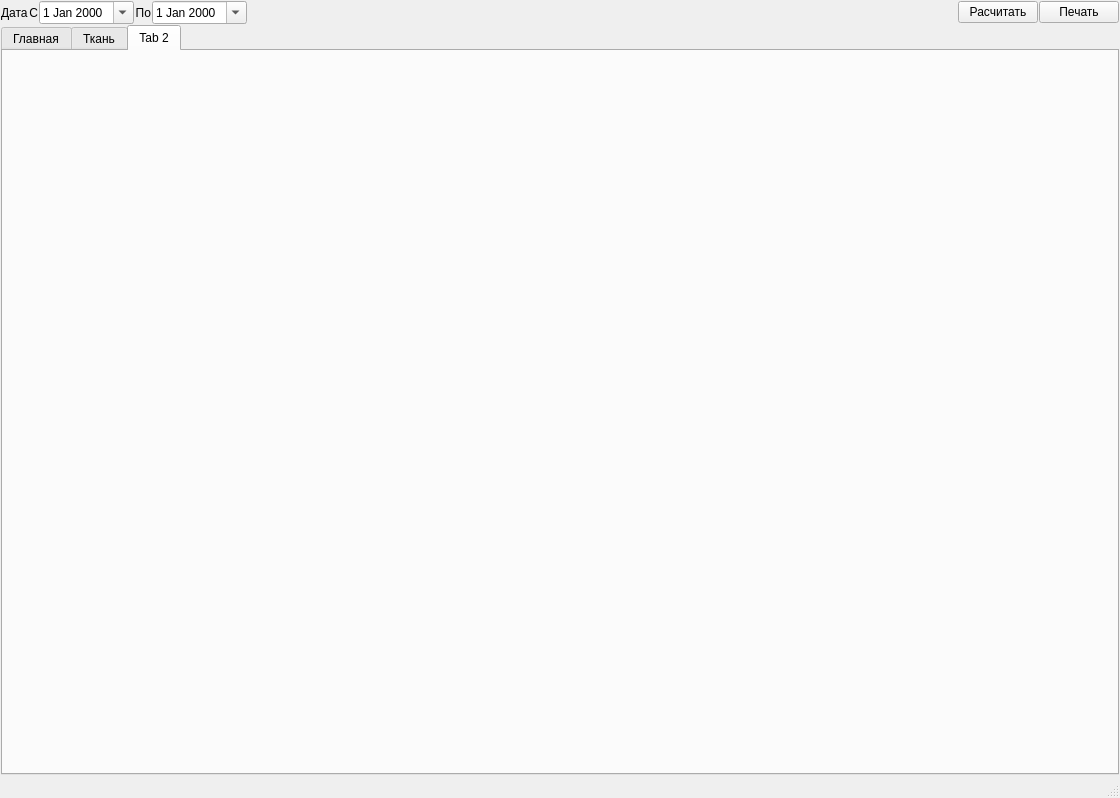
Old version of the form ui/report_all.ui in the repository Meller008/CRM-Avi.
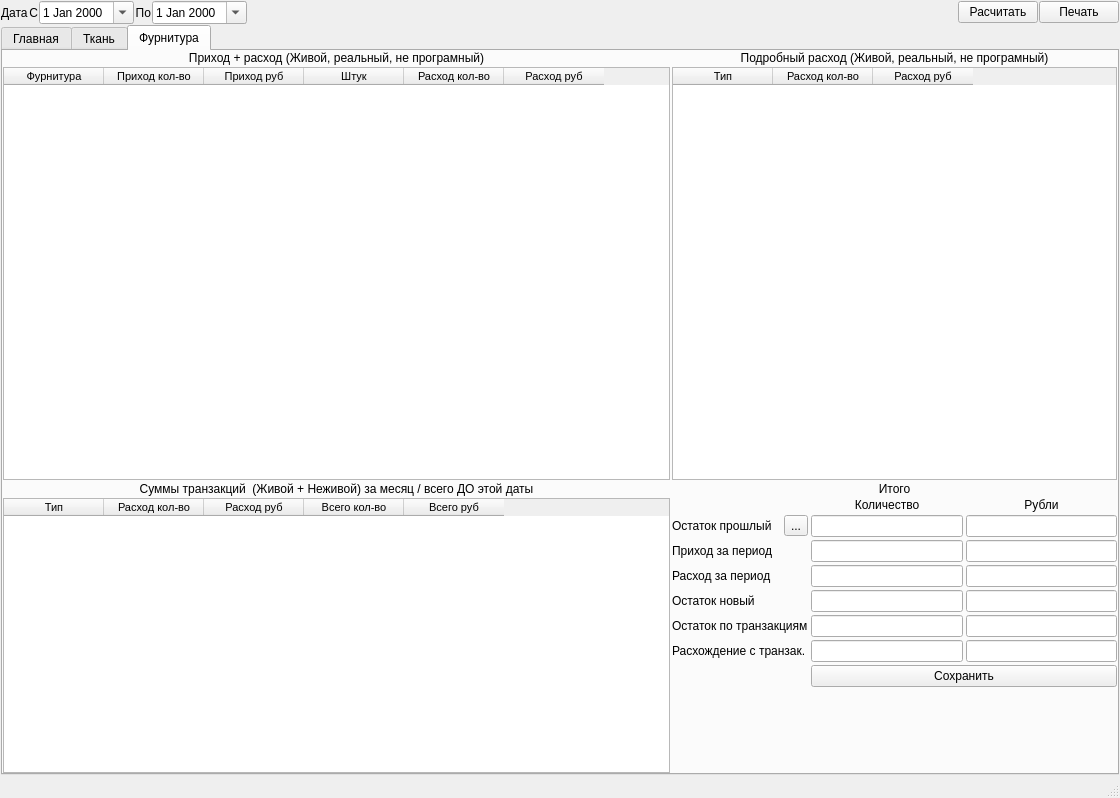
New version of the form. The open tabs and pages were chosen to show the change.

Commit message: Работа - Мега отчет! + +

```diff
--- a/ui/report_all.ui
+++ b/ui/report_all.ui
@@ -565,8 +565,408 @@
       </widget>
       <widget class="QWidget" name="tab_2">
        <attribute name="title">
-        <string>Tab 2</string>
+        <string>Фурнитура</string>
        </attribute>
+       <layout class="QGridLayout" name="gridLayout_8">
+        <property name="leftMargin">
+         <number>0</number>
+        </property>
+        <property name="topMargin">
+         <number>0</number>
+        </property>
+        <property name="rightMargin">
+         <number>0</number>
+        </property>
+        <property name="bottomMargin">
+         <number>0</number>
+        </property>
+        <property name="spacing">
+         <number>0</number>
+        </property>
+        <item row="0" column="0">
+         <layout class="QGridLayout" name="gridLayout_6" rowstretch="0,3,0,2" columnstretch="3,2" rowminimumheight="0,0,0,0">
+          <property name="spacing">
+           <number>2</number>
+          </property>
+          <item row="1" column="0">
+           <widget class="QTableWidget" name="tw_accessories_1">
+            <property name="font">
+             <font>
+              <family>Tahoma</family>
+              <pointsize>8</pointsize>
+             </font>
+            </property>
+            <property name="editTriggers">
+             <set>QAbstractItemView::NoEditTriggers</set>
+            </property>
+            <property name="alternatingRowColors">
+             <bool>true</bool>
+            </property>
+            <property name="selectionBehavior">
+             <enum>QAbstractItemView::SelectRows</enum>
+            </property>
+            <attribute name="verticalHeaderVisible">
+             <bool>false</bool>
+            </attribute>
+            <attribute name="verticalHeaderDefaultSectionSize">
+             <number>20</number>
+            </attribute>
+            <attribute name="verticalHeaderMinimumSectionSize">
+             <number>18</number>
+            </attribute>
+            <column>
+             <property name="text">
+              <string>Фурнитура</string>
+             </property>
+            </column>
+            <column>
+             <property name="text">
+              <string>Приход кол-во</string>
+             </property>
+            </column>
+            <column>
+             <property name="text">
+              <string>Приход руб</string>
+             </property>
+            </column>
+            <column>
+             <property name="text">
+              <string>Штук</string>
+             </property>
+            </column>
+            <column>
+             <property name="text">
+              <string>Расход кол-во</string>
+             </property>
+            </column>
+            <column>
+             <property name="text">
+              <string>Расход руб</string>
+             </property>
+            </column>
+           </widget>
+          </item>
+          <item row="0" column="0">
+           <widget class="QLabel" name="label_16">
+            <property name="text">
+             <string>Приход + расход (Живой, реальный, не програмный)</string>
+            </property>
+            <property name="alignment">
+             <set>Qt::AlignCenter</set>
+            </property>
+           </widget>
+          </item>
+          <item row="1" column="1">
+           <widget class="QTableWidget" name="tw_accessories_2">
+            <property name="font">
+             <font>
+              <family>Tahoma</family>
+              <pointsize>8</pointsize>
+             </font>
+            </property>
+            <property name="editTriggers">
+             <set>QAbstractItemView::NoEditTriggers</set>
+            </property>
+            <property name="alternatingRowColors">
+             <bool>true</bool>
+            </property>
+            <property name="selectionBehavior">
+             <enum>QAbstractItemView::SelectRows</enum>
+            </property>
+            <attribute name="verticalHeaderVisible">
+             <bool>false</bool>
+            </attribute>
+            <attribute name="verticalHeaderDefaultSectionSize">
+             <number>20</number>
+            </attribute>
+            <attribute name="verticalHeaderMinimumSectionSize">
+             <number>18</number>
+            </attribute>
+            <column>
+             <property name="text">
+              <string>Тип</string>
+             </property>
+            </column>
+            <column>
+             <property name="text">
+              <string>Расход кол-во</string>
+             </property>
+            </column>
+            <column>
+             <property name="text">
+              <string>Расход руб</string>
+             </property>
+            </column>
+           </widget>
+          </item>
+          <item row="0" column="1">
+           <widget class="QLabel" name="label_17">
+            <property name="text">
+             <string>Подробный расход (Живой, реальный, не програмный)</string>
+            </property>
+            <property name="alignment">
+             <set>Qt::AlignCenter</set>
+            </property>
+           </widget>
+          </item>
+          <item row="3" column="0">
+           <widget class="QTableWidget" name="tw_accessories_3">
+            <property name="font">
+             <font>
+              <family>Tahoma</family>
+              <pointsize>8</pointsize>
+             </font>
+            </property>
+            <property name="editTriggers">
+             <set>QAbstractItemView::DoubleClicked</set>
+            </property>
+            <property name="tabKeyNavigation">
+             <bool>false</bool>
+            </property>
+            <property name="showDropIndicator" stdset="0">
+             <bool>true</bool>
+            </property>
+            <property name="alternatingRowColors">
+             <bool>true</bool>
+            </property>
+            <property name="selectionBehavior">
+             <enum>QAbstractItemView::SelectRows</enum>
+            </property>
+            <attribute name="verticalHeaderVisible">
+             <bool>false</bool>
+            </attribute>
+            <attribute name="verticalHeaderDefaultSectionSize">
+             <number>20</number>
+            </attribute>
+            <attribute name="verticalHeaderMinimumSectionSize">
+             <number>18</number>
+            </attribute>
+            <column>
+             <property name="text">
+              <string>Тип</string>
+             </property>
+            </column>
+            <column>
+             <property name="text">
+              <string>Расход кол-во</string>
+             </property>
+            </column>
+            <column>
+             <property name="text">
+              <string>Расход руб</string>
+             </property>
+            </column>
+            <column>
+             <property name="text">
+              <string>Всего кол-во</string>
+             </property>
+            </column>
+            <column>
+             <property name="text">
+              <string>Всего руб</string>
+             </property>
+            </column>
+           </widget>
+          </item>
+          <item row="2" column="0">
+           <widget class="QLabel" name="label_18">
+            <property name="text">
+             <string>Суммы транзакций  (Живой + Неживой) за месяц / всего ДО этой даты</string>
+            </property>
+            <property name="alignment">
+             <set>Qt::AlignCenter</set>
+            </property>
+           </widget>
+          </item>
+          <item row="2" column="1">
+           <widget class="QLabel" name="label_19">
+            <property name="text">
+             <string>Итого</string>
+            </property>
+            <property name="alignment">
+             <set>Qt::AlignCenter</set>
+            </property>
+           </widget>
+          </item>
+          <item row="3" column="1">
+           <layout class="QGridLayout" name="gridLayout_7">
+            <property name="spacing">
+             <number>3</number>
+            </property>
+            <item row="5" column="1">
+             <widget class="QLineEdit" name="le_transaction_balance_value_accessories">
+              <property name="readOnly">
+               <bool>true</bool>
+              </property>
+             </widget>
+            </item>
+            <item row="5" column="0">
+             <widget class="QLabel" name="label_20">
+              <property name="text">
+               <string>&lt;html&gt;&lt;head/&gt;&lt;body&gt;&lt;p&gt;Остаток по транзакциям&lt;/p&gt;&lt;/body&gt;&lt;/html&gt;</string>
+              </property>
+             </widget>
+            </item>
+            <item row="0" column="2">
+             <widget class="QLabel" name="label_21">
+              <property name="text">
+               <string>Рубли</string>
+              </property>
+              <property name="alignment">
+               <set>Qt::AlignCenter</set>
+              </property>
+             </widget>
+            </item>
+            <item row="2" column="0">
+             <widget class="QLabel" name="label_22">
+              <property name="text">
+               <string>Приход за период</string>
+              </property>
+             </widget>
+            </item>
+            <item row="4" column="1">
+             <widget class="QLineEdit" name="le_new_balance_value_accessories">
+              <property name="readOnly">
+               <bool>true</bool>
+              </property>
+             </widget>
+            </item>
+            <item row="4" column="0">
+             <widget class="QLabel" name="label_23">
+              <property name="text">
+               <string>Остаток новый</string>
+              </property>
+             </widget>
+            </item>
+            <item row="2" column="1">
+             <widget class="QLineEdit" name="le_supply_value_accessories">
+              <property name="readOnly">
+               <bool>true</bool>
+              </property>
+             </widget>
+            </item>
+            <item row="6" column="1">
+             <widget class="QLineEdit" name="le_difference_value_accessories">
+              <property name="readOnly">
+               <bool>true</bool>
+              </property>
+             </widget>
+            </item>
+            <item row="8" column="1">
+             <spacer name="verticalSpacer_2">
+              <property name="orientation">
+               <enum>Qt::Vertical</enum>
+              </property>
+              <property name="sizeHint" stdset="0">
+               <size>
+                <width>20</width>
+                <height>40</height>
+               </size>
+              </property>
+             </spacer>
+            </item>
+            <item row="6" column="0">
+             <widget class="QLabel" name="label_24">
+              <property name="text">
+               <string>Расхождение с транзак.</string>
+              </property>
+             </widget>
+            </item>
+            <item row="3" column="0">
+             <widget class="QLabel" name="label_25">
+              <property name="text">
+               <string>Расход за период</string>
+              </property>
+             </widget>
+            </item>
+            <item row="3" column="1">
+             <widget class="QLineEdit" name="le_consumption_value_accessories">
+              <property name="readOnly">
+               <bool>true</bool>
+              </property>
+             </widget>
+            </item>
+            <item row="0" column="1">
+             <widget class="QLabel" name="label_26">
+              <property name="text">
+               <string>Количество</string>
+              </property>
+              <property name="alignment">
+               <set>Qt::AlignCenter</set>
+              </property>
+             </widget>
+            </item>
+            <item row="1" column="1">
+             <widget class="QLineEdit" name="le_last_balance_value_accessories"/>
+            </item>
+            <item row="6" column="2">
+             <widget class="QLineEdit" name="le_difference_sum_accessories">
+              <property name="readOnly">
+               <bool>true</bool>
+              </property>
+             </widget>
+            </item>
+            <item row="2" column="2">
+             <widget class="QLineEdit" name="le_supply_sum_accessories">
+              <property name="readOnly">
+               <bool>true</bool>
+              </property>
+             </widget>
+            </item>
+            <item row="4" column="2">
+             <widget class="QLineEdit" name="le_new_balance_sum_accessories">
+              <property name="readOnly">
+               <bool>true</bool>
+              </property>
+             </widget>
+            </item>
+            <item row="1" column="2">
+             <widget class="QLineEdit" name="le_last_balance_sum_accessories"/>
+            </item>
+            <item row="3" column="2">
+             <widget class="QLineEdit" name="le_consumption_sum_accessories">
+              <property name="readOnly">
+               <bool>true</bool>
+              </property>
+             </widget>
+            </item>
+            <item row="1" column="0">
+             <layout class="QHBoxLayout" name="horizontalLayout_3">
+              <item>
+               <widget class="QLabel" name="label_27">
+                <property name="text">
+                 <string>Остаток прошлый</string>
+                </property>
+               </widget>
+              </item>
+              <item>
+               <widget class="QToolButton" name="toolButton_2">
+                <property name="text">
+                 <string>...</string>
+                </property>
+               </widget>
+              </item>
+             </layout>
+            </item>
+            <item row="5" column="2">
+             <widget class="QLineEdit" name="le_transaction_balance_sum_accessories">
+              <property name="readOnly">
+               <bool>true</bool>
+              </property>
+             </widget>
+            </item>
+            <item row="7" column="1" colspan="2">
+             <widget class="QPushButton" name="pushButton_4">
+              <property name="text">
+               <string>Сохранить</string>
+              </property>
+             </widget>
+            </item>
+           </layout>
+          </item>
+         </layout>
+        </item>
+       </layout>
       </widget>
      </widget>
     </item>
```
Left out of the diff: 42 changed lines with no effect on the pictures. The commit also changes 1 other file.
